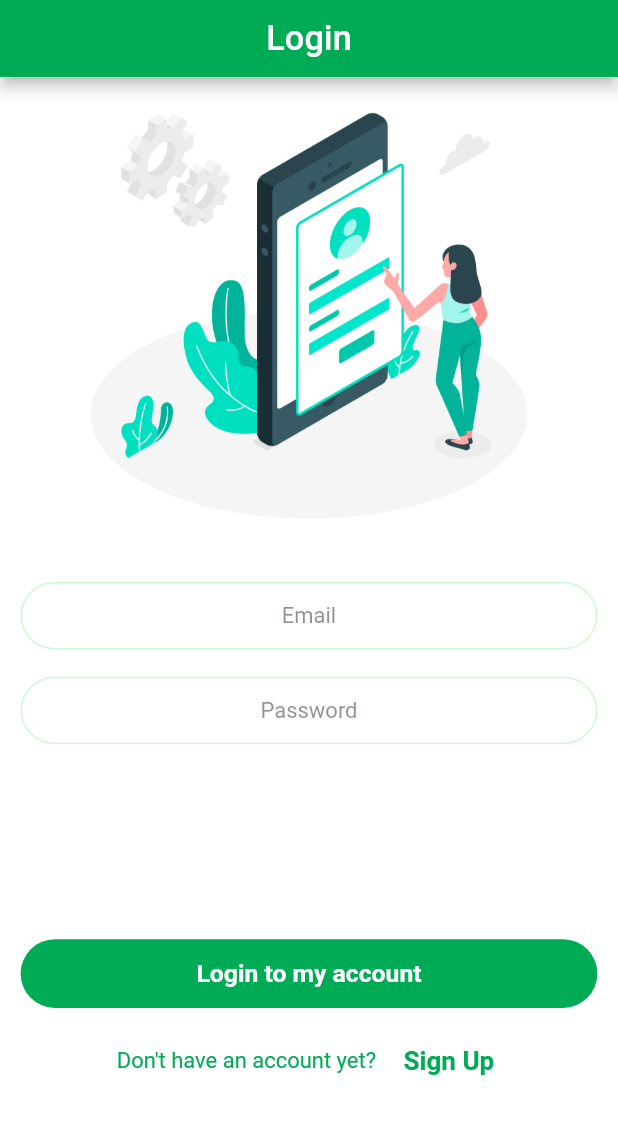
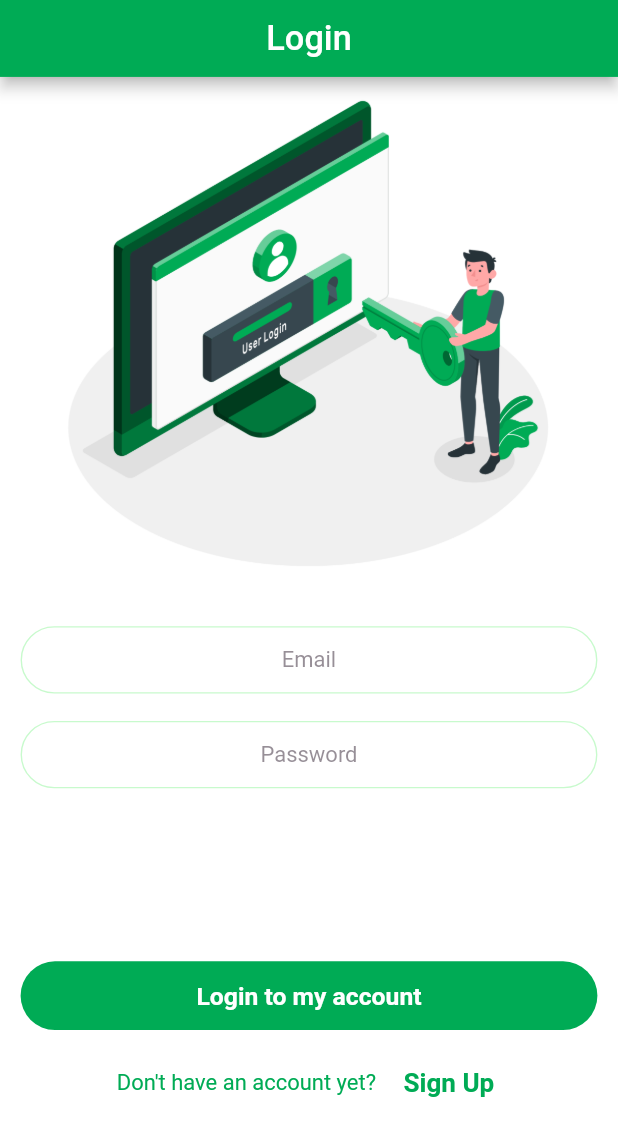
Before and after one commit to Group22-SEP-18/TECLIX-app, a Flutter app: the screen it shows after launch, after a tap on "login", on a phone screen of 412 x 824 dp. Shown: the top 1136 px of the screen. Run offline on Flutter 3.47's test engine with Material 2 defaults, Android fonts, the phone set to English and light mode, and no system bars; our stand-ins replace bloc, dots_indicator, flutter_bloc, image_cropper, image_picker, responsive_framework.

Commit message:
code refactored

```diff
--- a/lib/presentation/screens/signin/signin_page.dart
+++ b/lib/presentation/screens/signin/signin_page.dart
@@ -43,9 +43,12 @@ class SignInPage extends StatelessWidget {
               child: Column(
                 mainAxisAlignment: MainAxisAlignment.spaceBetween,
                 children: [
+                  SizedBox(
+                    height: 10.0,
+                  ),
                   Container(
-                    //temp
                     child: Image.asset('static/images/login_cover.png'),
+                    height: 350.0,
                   ),
                   SizedBox(
                     height: 20.0,
```
Also changed, not shown: lib/presentation/common/constants/camera_cropper_settings.dart (added, +11 -0 lines), lib/presentation/screens/signup/signup_profile_picture.dart (+7 -11 lines), static/images/login_cover.png.
